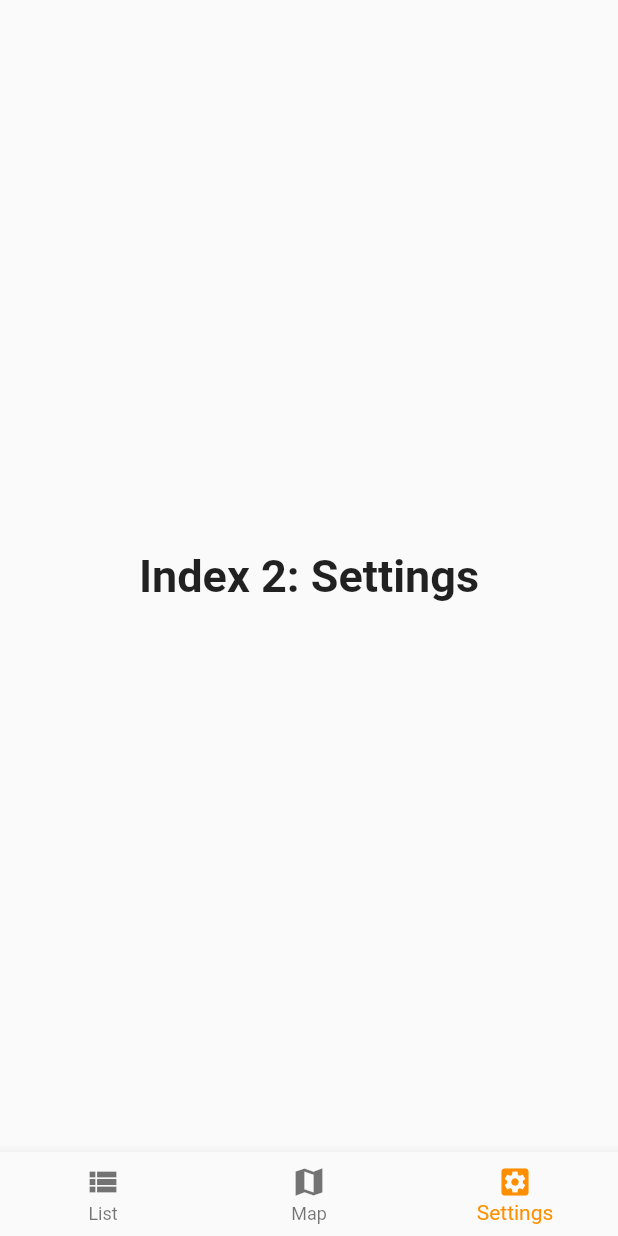
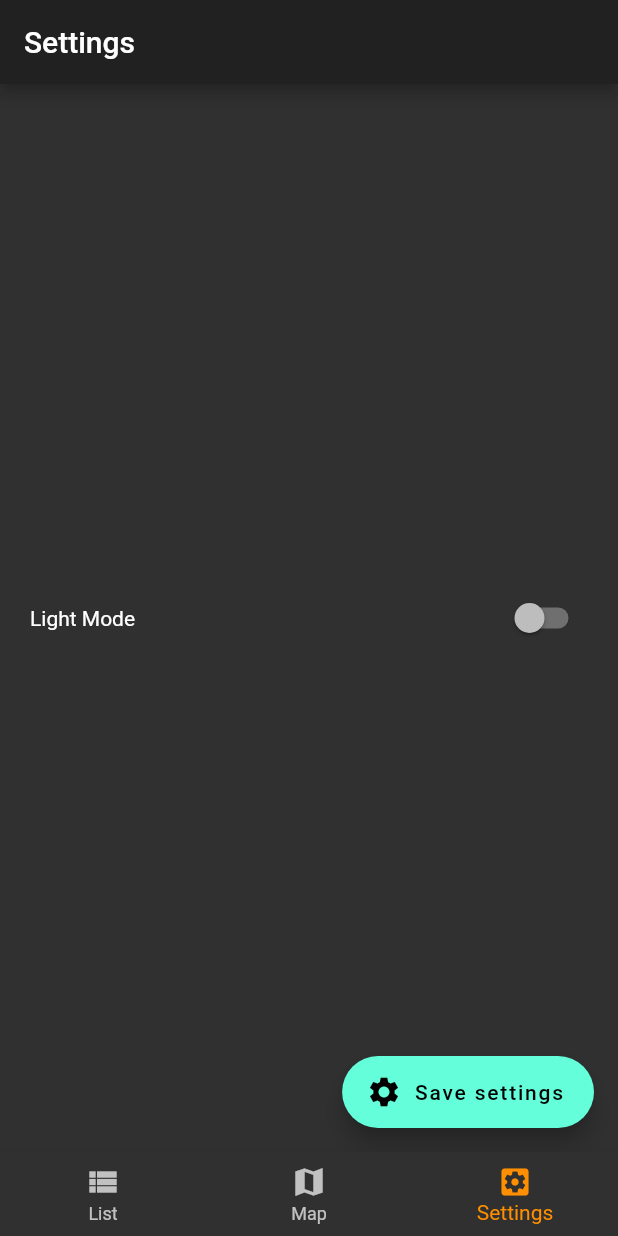
Before and after one commit to POIT-LABORATORIES/WatchApp-flutter, a Flutter app: the screen it shows once a user with an empty profile is signed in, item 3 of the bottom bar chosen, on a phone screen of 412 x 824 dp. Run offline on Flutter 3.47's test engine with Material 2 defaults, Android fonts, the phone set to English and light mode, and no system bars; our stand-ins replace cloud_firestore, firebase_auth, firebase_core, firebase_storage, flutter_map, flutter_spinkit and 4 more; missing offline and left inert: flutter_map_marker_popup; accounts and stored records are empty.

Commit message:
"Dark Mode" added

```diff
--- a/lib/main.dart
+++ b/lib/main.dart
@@ -1,10 +1,11 @@
 import 'package:flutter/material.dart';
 import 'package:watchapp/models/user.dart';
-import 'package:watchapp/screens/Loading.dart';
+import 'package:watchapp/screens/utilities/Loading.dart';
 import 'package:watchapp/screens/Wrapper.dart';
 import 'package:firebase_core/firebase_core.dart';
 import 'package:provider/provider.dart';
 import 'package:watchapp/services/auth.dart';
+import 'package:watchapp/services/providers/preference_provider.dart';
 
 void main() {
   WidgetsFlutterBinding.ensureInitialized();
@@ -28,7 +29,7 @@ class _AppState extends State<App> {
       setState(() {
         _initialized = true;
       });
-    } catch(e) {
+    } catch (e) {
       // Set `_error` state to true if Firebase initialization fails
       setState(() {
         _error = true;
@@ -45,7 +46,7 @@ class _AppState extends State<App> {
   @override
   Widget build(BuildContext context) {
     // Show error message if initialization failed
-    if(_error) {
+    if (_error) {
       print(_error);
     }
 
@@ -54,12 +55,30 @@ class _AppState extends State<App> {
       return Loading();
     }
 
-    return StreamProvider<User>.value(
-      value: AuthService().user,
-      initialData: null,
-      child: MaterialApp(
-        theme: ThemeData(primarySwatch: Colors.green),
-        home: Wrapper()
+    return ChangeNotifierProvider(
+      create: (BuildContext context) => PreferenceProvider(),
+      child: Consumer<PreferenceProvider>(
+        builder: (context, provider, child) {
+          return StreamProvider<User>.value(
+            value: AuthService().user,
+            initialData: null,
+            child: StreamBuilder<Brightness>(
+              stream: provider.bloc.brightness,
+              builder: (context, snapshot) {
+                return MaterialApp(
+                  theme: ThemeData(
+                    primarySwatch: Colors.green,
+                    brightness: snapshot.data,
+                    textTheme: TextTheme(
+
+                    ),
+                  ),
+                  home: Wrapper()
+                );
+              }
+            ),
+          );
+        },
       ),
     );
   }
--- a/lib/screens/auth/Register.dart
+++ b/lib/screens/auth/Register.dart
@@ -1,5 +1,5 @@
 import 'package:flutter/material.dart';
-import 'package:watchapp/screens/Loading.dart';
+import 'package:watchapp/screens/utilities/Loading.dart';
 import 'package:watchapp/services/auth.dart';
 
 class Register extends StatefulWidget {
--- a/lib/screens/auth/SignIn.dart
+++ b/lib/screens/auth/SignIn.dart
@@ -1,5 +1,5 @@
 import 'package:flutter/material.dart';
-import 'package:watchapp/screens/Loading.dart';
+import 'package:watchapp/screens/utilities/Loading.dart';
 import 'package:watchapp/services/auth.dart';
 
 class SignIn extends StatefulWidget {
--- a/lib/screens/home/Home.dart
+++ b/lib/screens/home/Home.dart
@@ -2,8 +2,9 @@ import 'package:flutter/material.dart';
 import 'package:provider/provider.dart';
 import 'package:watchapp/models/item.dart';
 import 'package:watchapp/screens/home/ItemList.dart';
+import 'package:watchapp/screens/home/map/MapWrapper.dart';
+import 'package:watchapp/screens/home/settings/Settings.dart';
 import 'package:watchapp/services/database.dart';
-import 'package:watchapp/screens/map/MapWrapper.dart';
 
 class Home extends StatefulWidget {
   @override
@@ -17,10 +18,7 @@ class _HomeState extends State<Home> {
   static List<Widget> _widgetOptions = <Widget>[
     ItemList(),
     MapWrapper(),
-    Text(
-      'Index 2: Settings',
-      style: optionStyle,
-    ),
+    Settings(),
   ];
 
   void _onItemTapped(int index) {
--- a/lib/screens/home/ItemList.dart
+++ b/lib/screens/home/ItemList.dart
@@ -1,7 +1,7 @@
 import 'package:flutter/material.dart';
 import 'package:provider/provider.dart';
 import 'package:watchapp/models/item.dart';
-import 'package:watchapp/screens/Loading.dart';
+import 'package:watchapp/screens/utilities/Loading.dart';
 import 'package:watchapp/screens/home/item/ItemCreate.dart';
 import 'package:watchapp/screens/home/item/ItemDetail.dart';
 import 'package:watchapp/services/auth.dart';
--- a/lib/screens/home/item/ItemCreate.dart
+++ b/lib/screens/home/item/ItemCreate.dart
@@ -1,7 +1,7 @@
 import 'dart:io';
 import 'package:flutter/material.dart';
 import 'package:watchapp/models/item.dart';
-import 'package:watchapp/screens/Loading.dart';
+import 'package:watchapp/screens/utilities/Loading.dart';
 import 'package:watchapp/services/database.dart';
 import 'package:image_picker/image_picker.dart';
 import 'package:uuid/uuid.dart';
--- a/lib/screens/home/item/ItemDetail.dart
+++ b/lib/screens/home/item/ItemDetail.dart
@@ -1,6 +1,6 @@
 import 'package:flutter/material.dart';
 import 'package:watchapp/models/item.dart';
-import 'package:watchapp/screens/Loading.dart';
+import 'package:watchapp/screens/utilities/Loading.dart';
 import 'package:watchapp/screens/home/item/ItemDetailSheet.dart';
 import 'package:watchapp/services/database.dart';
 
@@ -50,10 +50,6 @@ class _ItemDetailState extends State<ItemDetail> {
             ),
             floatingActionButton: FloatingActionButton(
               onPressed: () {
-                /*
-          Navigator.push(
-              context, MaterialPageRoute(builder: (context) => ItemCreate()));
-              */
               },
               child: Icon(Icons.edit_outlined),
               backgroundColor: Colors.blue,
--- a/lib/screens/map/MapPage.dart
+++ b/lib/screens/home/map/MapPage.dart
@@ -3,7 +3,7 @@ import 'package:flutter_map/flutter_map.dart';
 import 'package:flutter_map_marker_popup/flutter_map_marker_popup.dart';
 import 'package:latlong/latlong.dart';
 import 'package:watchapp/models/item.dart';
-import 'package:watchapp/screens/Loading.dart';
+import 'package:watchapp/screens/utilities/Loading.dart';
 import 'package:watchapp/screens/home/item/ItemDetailSheet.dart';
 
 class MapPage extends StatefulWidget {
--- a/lib/screens/map/MapWrapper.dart
+++ b/lib/screens/home/map/MapWrapper.dart
@@ -1,7 +1,7 @@
 import 'package:flutter/material.dart';
 import 'package:provider/provider.dart';
 import 'package:watchapp/models/item.dart';
-import 'package:watchapp/screens/map/MapPage.dart';
+import 'package:watchapp/screens/home/map/MapPage.dart';
 
 class MapWrapper extends StatefulWidget {
   @override
--- /dev/null
+++ b/lib/screens/home/settings/Settings.dart
@@ -0,0 +1,54 @@
+import 'package:flutter/material.dart';
+import 'package:provider/provider.dart';
+import 'package:watchapp/services/providers/preference_provider.dart';
+
+class Settings extends StatelessWidget {
+  @override
+  Widget build(BuildContext context) {
+    final bloc = Provider.of<PreferenceProvider>(context).bloc;
+
+    return Scaffold(
+      appBar: AppBar(
+        title: Text('Settings'),
+      ),
+      floatingActionButton: FloatingActionButton.extended(
+        onPressed: () async {
+          await bloc.savePreferences();
+          ScaffoldMessenger.of(context).showSnackBar(
+            SnackBar(
+              content: Text("Settings are saved")
+            )
+          );
+        },
+        tooltip: 'Save settings',
+        icon: Icon(Icons.settings),
+        label: Text("Save settings"),
+      ),
+      body: Center(
+        child: Padding(
+          padding: EdgeInsets.symmetric(horizontal: 20.0),
+          child: Row(
+            mainAxisAlignment: MainAxisAlignment.spaceBetween,
+            children: <Widget>[
+              Text("Light Mode"),
+              StreamBuilder<Brightness>(
+                  stream: bloc.brightness,
+                  builder: (context, snapshot) {
+                    return Switch(
+                      onChanged: (bool value) {
+                        if (value) {
+                          bloc.changeBrightness(Brightness.light);
+                        } else {
+                          bloc.changeBrightness(Brightness.dark);
+                        }
+                      },
+                      value: (snapshot.data == Brightness.light) ? true : false,
+                    );
+                  }),
+            ],
+          ),
+        ),
+      ),
+    );
+  }
+}
--- /dev/null
+++ b/lib/services/blocs/preference_bloc.dart
@@ -0,0 +1,39 @@
+import 'package:flutter/material.dart';
+import 'package:rxdart/subjects.dart';
+import 'package:shared_preferences/shared_preferences.dart';
+
+class PreferenceBloc {
+  static final String light_mode = 'light_mode';
+
+  final _brightness = BehaviorSubject<Brightness>();
+
+  Stream<Brightness> get brightness => _brightness.stream;
+
+  Function(Brightness) get changeBrightness => _brightness.sink.add;
+
+  savePreferences() async {
+    SharedPreferences prefs = await SharedPreferences.getInstance();
+    if (_brightness.value == Brightness.light) {
+      await prefs.setBool('light_mode', true);
+    } else {
+      await prefs.setBool('light_mode', false);
+    }
+  }
+
+  loadPreferences() async {
+    SharedPreferences prefs = await SharedPreferences.getInstance();
+    bool lightMode = prefs.get('light_mode');
+
+    if (lightMode != null) {
+      (lightMode == false)
+          ? changeBrightness(Brightness.dark)
+          : changeBrightness(Brightness.light);
+    } else {
+      changeBrightness(Brightness.dark);
+    }
+  }
+
+  dispose() {
+    _brightness.close();
+  }
+}
--- a/lib/services/database.dart
+++ b/lib/services/database.dart
@@ -25,7 +25,6 @@ class FirestoreService {
   List<Item> _itemListFromQuerySnapshot(QuerySnapshot snapshot) {
     return snapshot.docs.map((doc) {
       var data = doc.data();
-      print(data[FirestoreWatchKey.id]);
       return Item(
           id: data[FirestoreWatchKey.id] ?? '',
           name: data[FirestoreWatchKey.name] ?? '',
@@ -72,11 +71,6 @@ class StorageService {
           firebase_storage.FirebaseStorage.instance.ref('$path/$fileName');
       await ref.putFile(file);
       return await ref.getDownloadURL();
-      /*
-      return await firebase_storage.FirebaseStorage.instance
-          .ref('$path/$fileName')
-          .putFile(file);
-          */
     } on FirebaseException catch (e) {
       print('Error while loading file to storage: ${e.message}');
       // e.g, e.code == 'canceled'
--- /dev/null
+++ b/lib/services/providers/preference_provider.dart
@@ -0,0 +1,13 @@
+import 'package:flutter/material.dart';
+import 'package:watchapp/services/blocs/preference_bloc.dart';
+
+class PreferenceProvider with ChangeNotifier {
+  PreferenceBloc _bloc;
+
+  PreferenceProvider() {
+    _bloc = PreferenceBloc();
+    _bloc.loadPreferences();
+  }
+
+  PreferenceBloc get bloc => _bloc;
+}
--- a/pubspec.yaml
+++ b/pubspec.yaml
@@ -38,6 +38,9 @@ dependencies:
   image_picker: ^0.6.7+22
   firebase_storage: ^7.0.0
   uuid: ^2.2.2
+  settings_ui: ^1.0.0
+  shared_preferences: ^2.0.6
+  rxdart: ^0.27.1
 
 dev_dependencies:
   flutter_test:
```
Also changed, not shown: lib/screens/utilities/Loading.dart (renamed from lib/screens/Loading.dart), pubspec.lock.
